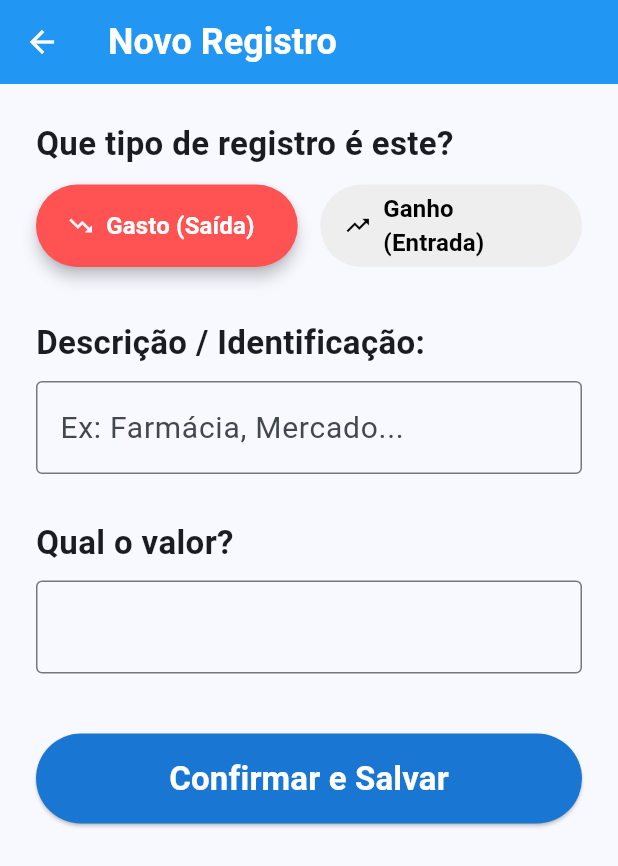
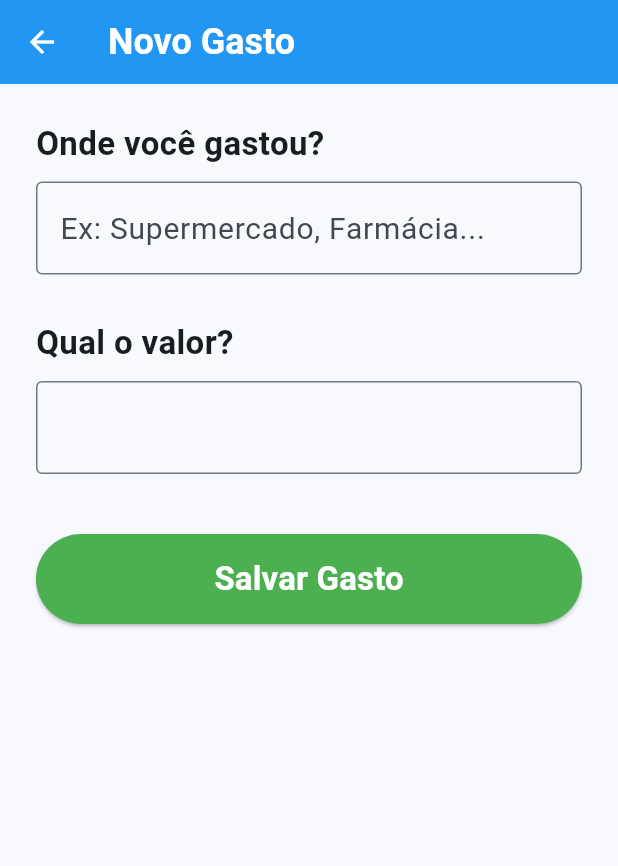
Before and after one commit to FLDM08/Finance-app, a Flutter app: the FormScreen screen opened directly, on a phone screen of 412 x 824 dp. Shown: the top 866 px of the screen. Run offline on Flutter 3.47's test engine with Material 3 defaults, Android fonts, the phone set to English and light mode, and no system bars; our stand-ins replace hive_flutter, shared_preferences; accounts and stored records are empty.

Commit message:
feat: implement swipe-to-delete gesture for expenses with native Hive integration

```diff
--- a/Finance_app/lib/main.dart
+++ b/Finance_app/lib/main.dart
@@ -5,7 +5,7 @@ import 'package:hive_flutter/hive_flutter.dart';
 part 'main.g.dart';
 
 @HiveType(typeId: 0)
-class Transaction { // Unified model handling both incomes and expenses
+class Transaction {
   @HiveField(0)
   final String name;
 
@@ -15,24 +15,22 @@ class Transaction { // Unified model handling both incomes and expenses
   @HiveField(2)
   final DateTime date;
 
-  @HiveField(3) // Flags operational type: true evaluating to expense/cash-out, false to income/cash-in
+  @HiveField(3)
   final bool isExpense;
 
   Transaction({
     required this.name,
     required this.amount,
     required this.date,
-    required this.isExpense,
+    this.isExpense = true,
   });
 }
 
 void main() async {
   WidgetsFlutterBinding.ensureInitialized();
   await Hive.initFlutter();
-
-  // Registers database adapter structures and boots core storage pipeline
-  Hive.registerAdapter(TransactionAdapter());
-  await Hive.openBox<Transaction>('transactions_box');
+  Hive.registerAdapter(TransactionAdapter()); // <-- Alinhado com o main.g.dart
+  await Hive.openBox<Transaction>('expenses_box'); // <-- Alinhado com o main.g.dart
 
   final prefs = await SharedPreferences.getInstance();
   final String? savedUsername = prefs.getString('username_key');
@@ -149,29 +147,23 @@ class MainScreen extends StatefulWidget {
 }
 
 class _MainScreenState extends State<MainScreen> {
-  double balance = 0.00;
-  final Box<Transaction> transactionBox = Hive.box<Transaction>('transactions_box');
-  List<Transaction> transactionHistory = [];
+  double balance = 1500.00;
+  final Box<Transaction> expenseBox = Hive.box<Transaction>('expenses_box');
+  List<Transaction> expenseHistory = [];
 
   @override
   void initState() {
     super.initState();
-    loadTransactions();
+    loadFinancialData();
   }
 
-  // Parses box history data and computes financial parameters dynamically
-  void loadTransactions() {
-    transactionHistory = transactionBox.values.toList();
-    double computedBalance = 0.00;
-
-    for (var item in transactionHistory) {
-      if (item.isExpense) {
-        computedBalance -= item.amount;
-      } else {
-        computedBalance += item.amount;
-      }
+  // Isolates local storage fetch operations and computes wallet balances dynamically
+  void loadFinancialData() {
+    expenseHistory = expenseBox.values.toList();
+    double computedBalance = 1500.00;
+    for (var expense in expenseHistory) {
+      computedBalance = computedBalance - expense.amount;
     }
-
     setState(() {
       balance = computedBalance;
     });
@@ -207,16 +199,12 @@ class _MainScreenState extends State<MainScreen> {
                   mainAxisAlignment: MainAxisAlignment.spaceBetween,
                   children: [
                     const Text(
-                      'Seu Saldo Total:',
+                      'Seu Saldo:',
                       style: TextStyle(fontSize: 22, fontWeight: FontWeight.w500),
                     ),
                     Text(
                       'R\$ ${balance.toStringAsFixed(2).replaceAll('.', ',')}',
-                      style: TextStyle(
-                        fontSize: 26,
-                        fontWeight: FontWeight.bold,
-                        color: balance >= 0 ? Colors.green : Colors.red,
-                      ),
+                      style: const TextStyle(fontSize: 26, fontWeight: FontWeight.bold, color: Colors.green),
                     ),
                   ],
                 ),
@@ -225,27 +213,28 @@ class _MainScreenState extends State<MainScreen> {
             const SizedBox(height: 25),
 
             const Text(
-              'Histórico de Movimentações:',
+              'Meus Gastos:',
               style: TextStyle(fontSize: 22, fontWeight: FontWeight.bold),
             ),
             const SizedBox(height: 10),
 
             Expanded(
-              child: transactionHistory.isEmpty
+              child: expenseHistory.isEmpty
                   ? const Center(
                       child: Text(
-                        'Nenhum movimentação ainda.',
+                        'Nenhum gasto cadastrado ainda.',
                         style: TextStyle(fontSize: 18, fontStyle: FontStyle.italic, color: Colors.grey),
                       ),
                     )
                   : ListView.builder(
-                      itemCount: transactionHistory.length,
+                      itemCount: expenseHistory.length,
                       itemBuilder: (context, index) {
-                        final item = transactionHistory[index];
+                        final item = expenseHistory[index];
                         String day = item.date.day.toString().padLeft(2, '0');
                         String month = item.date.month.toString().padLeft(2, '0');
                         String formattedDate = "$day/$month";
 
+                        // Implements swift swipe-to-delete contextual action mechanics
                         return Dismissible(
                           key: Key(item.date.millisecondsSinceEpoch.toString()),
                           direction: DismissDirection.endToStart,
@@ -256,37 +245,34 @@ class _MainScreenState extends State<MainScreen> {
                             child: const Icon(Icons.delete, color: Colors.white, size: 32),
                           ),
                           onDismissed: (direction) {
-                            transactionBox.deleteAt(index);
+                            expenseBox.deleteAt(index);
+
                             ScaffoldMessenger.of(context).showSnackBar(
-                              SnackBar(content: Text('"${item.name}" removido!')),
+                              SnackBar(
+                                content: Text('Gasto "${item.name}" apagado com sucesso!'),
+                              ),
                             );
-                            loadTransactions();
+
+                            loadFinancialData();
                           },
                           child: Card(
                             margin: const EdgeInsets.symmetric(vertical: 6.0),
                             child: ListTile(
-                              leading: CircleAvatar(
-                                backgroundColor: item.isExpense ? Colors.redAccent : Colors.greenAccent.shade700,
-                                child: Icon(
-                                  item.isExpense ? Icons.trending_down : Icons.trending_up,
-                                  color: Colors.white,
-                                ),
+                              leading: const CircleAvatar(
+                                backgroundColor: Colors.redAccent,
+                                child: Icon(Icons.trending_down, color: Colors.white),
                               ),
                               title: Text(
                                 item.name,
                                 style: const TextStyle(fontSize: 20, fontWeight: FontWeight.bold),
                               ),
                               subtitle: Text(
-                                "Registrado em $formattedDate",
+                                "Adicionado em $formattedDate",
                                 style: const TextStyle(fontSize: 16, color: Colors.grey),
                               ),
                               trailing: Text(
-                                '${item.isExpense ? "-" : "+"} R\$ ${item.amount.toStringAsFixed(2).replaceAll('.', ',')}',
-                                style: TextStyle(
-                                  fontSize: 18,
-                                  color: item.isExpense ? Colors.red : Colors.green.shade700,
-                                  fontWeight: FontWeight.bold,
-                                ),
+                                '- R\$ ${item.amount.toStringAsFixed(2).replaceAll('.', ',')}',
+                                style: const TextStyle(fontSize: 18, color: Colors.red, fontWeight: FontWeight.bold),
                               ),
                             ),
                           ),
@@ -307,13 +293,13 @@ class _MainScreenState extends State<MainScreen> {
                   );
 
                   if (result != null && result is Transaction) {
-                    await transactionBox.add(result);
-                    loadTransactions();
+                    await expenseBox.add(result);
+                    loadFinancialData();
                   }
                 },
-                icon: const Icon(Icons.add_card, size: 28),
+                icon: const Icon(Icons.add, size: 28),
                 label: const Text(
-                  'Novo Registro (Ganho/Gasto)',
+                  'Adicionar Gasto',
                   style: TextStyle(fontSize: 20, fontWeight: FontWeight.bold),
                 ),
                 style: ElevatedButton.styleFrom(
@@ -329,90 +315,39 @@ class _MainScreenState extends State<MainScreen> {
   }
 }
 
-class FormScreen extends StatefulWidget {
+class FormScreen extends StatelessWidget {
   const FormScreen({super.key});
 
   @override
-  State<FormScreen> createState() => _FormScreenState();
-}
+  Widget build(BuildContext context) {
+    final TextEditingController nameController = TextEditingController();
+    final TextEditingController amountController = TextEditingController();
 
-class _FormScreenState extends State<FormScreen> {
-  final TextEditingController nameController = TextEditingController();
-  final TextEditingController amountController = TextEditingController();
-
-  // Runtime interface state controller to match operational choice flows
-  bool operationIsExpense = true;
-
-  @override
-  Widget build(BuildContext context) {
     return Scaffold(
       appBar: AppBar(
         backgroundColor: Colors.blue,
         iconTheme: const IconThemeData(color: Colors.white),
         title: const Text(
-          'Novo Registro',
+          'Novo Gasto',
           style: TextStyle(color: Colors.white, fontSize: 24, fontWeight: FontWeight.bold),
         ),
       ),
-      body: SingleChildScrollView(
+      body: Padding(
         padding: const EdgeInsets.all(24.0),
         child: Column(
           crossAxisAlignment: CrossAxisAlignment.start,
           children: [
             const Text(
-              'Que tipo de registro é este?',
-              style: TextStyle(fontSize: 22, fontWeight: FontWeight.bold),
-            ),
-            const SizedBox(height: 12),
-
-            Row(
-              children: [
-                Expanded(
-                  child: SizedBox(
-                    height: 55,
-                    child: ElevatedButton.icon(
-                      onPressed: () => setState(() => operationIsExpense = true),
-                      icon: const Icon(Icons.trending_down),
-                      label: const Text('Gasto (Saída)', style: TextStyle(fontSize: 16, fontWeight: FontWeight.bold)),
-                      style: ElevatedButton.styleFrom(
-                        backgroundColor: operationIsExpense ? Colors.redAccent : Colors.grey.shade200,
-                        foregroundColor: operationIsExpense ? Colors.white : Colors.black,
-                        elevation: operationIsExpense ? 4 : 0,
-                      ),
-                    ),
-                  ),
-                ),
-                const SizedBox(width: 15),
-                Expanded(
-                  child: SizedBox(
-                    height: 55,
-                    child: ElevatedButton.icon(
-                      onPressed: () => setState(() => operationIsExpense = false),
-                      icon: const Icon(Icons.trending_up),
-                      label: const Text('Ganho (Entrada)', style: TextStyle(fontSize: 16, fontWeight: FontWeight.bold)),
-                      style: ElevatedButton.styleFrom(
-                        backgroundColor: !operationIsExpense ? Colors.green.shade600 : Colors.grey.shade200,
-                        foregroundColor: !operationIsExpense ? Colors.white : Colors.black,
-                        elevation: !operationIsExpense ? 4 : 0,
-                      ),
-                    ),
-                  ),
-                ),
-              ],
-            ),
-            const SizedBox(height: 35),
-
-            const Text(
-              'Descrição / Identificação:',
+              'Onde você gastou?',
               style: TextStyle(fontSize: 22, fontWeight: FontWeight.bold),
             ),
             const SizedBox(height: 10),
             TextField(
               controller: nameController,
               style: const TextStyle(fontSize: 20),
-              decoration: InputDecoration(
-                border: const OutlineInputBorder(),
-                hintText: operationIsExpense ? 'Ex: Farmácia, Mercado...' : 'Ex: Aposentadoria, Pix do Filho...',
+              decoration: const InputDecoration(
+                border: OutlineInputBorder(),
+                hintText: 'Ex: Supermercado, Farmácia...',
               ),
             ),
             const SizedBox(height: 30),
@@ -440,36 +375,32 @@ class _FormScreenState extends State<FormScreen> {
               child: ElevatedButton(
                 onPressed: () {
                   double? parsedAmount = double.tryParse(amountController.text.replaceAll(',', '.'));
-                  String parsedName = nameController.text.trim().isEmpty
-                      ? (operationIsExpense ? "Gasto Geral" : "Ganho Geral")
-                      : nameController.text;
+                  String parsedName = nameController.text.trim().isEmpty ? "Gasto Geral" : nameController.text;
 
                   if (parsedAmount == null || parsedAmount <= 0) {
                     ScaffoldMessenger.of(context).showSnackBar(
                       const SnackBar(
                         backgroundColor: Colors.redAccent,
-                        content: Text('Por favor, digite um valor válido.', style: TextStyle(fontSize: 18, fontWeight: FontWeight.bold)),
+                        content: Text(
+                          'Por favor, digite um valor válido para o gasto.',
+                          style: TextStyle(fontSize: 18, fontWeight: FontWeight.bold),
+                        ),
                         duration: Duration(seconds: 3),
                       ),
                     );
                   } else {
                     Navigator.pop(
                       context,
-                      Transaction(
-                        name: parsedName,
-                        amount: parsedAmount,
-                        date: DateTime.now(),
-                        isExpense: operationIsExpense,
-                      ),
+                      Transaction(name: parsedName, amount: parsedAmount, date: DateTime.now()),
                     );
                   }
                 },
                 style: ElevatedButton.styleFrom(
-                  backgroundColor: Colors.blue.shade700,
+                  backgroundColor: Colors.green,
                   foregroundColor: Colors.white,
                 ),
                 child: const Text(
-                  'Confirmar e Salvar',
+                  'Salvar Gasto',
                   style: TextStyle(fontSize: 22, fontWeight: FontWeight.bold),
                 ),
               ),
```
